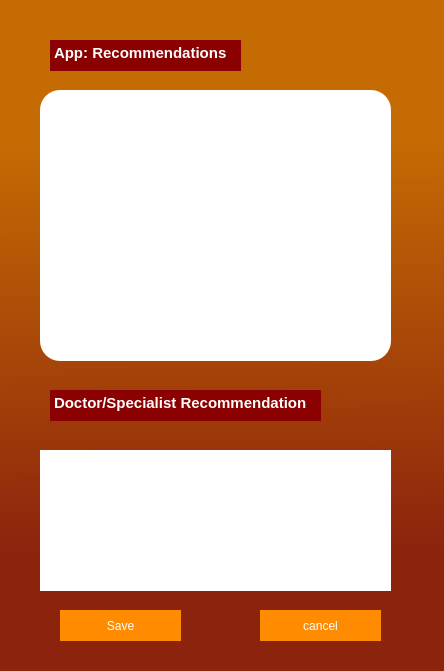
First picture: the form in Project/ui/recowidget.ui, repository IshanB7/Holistic-Health-Tracker-Simulator, before the edit.
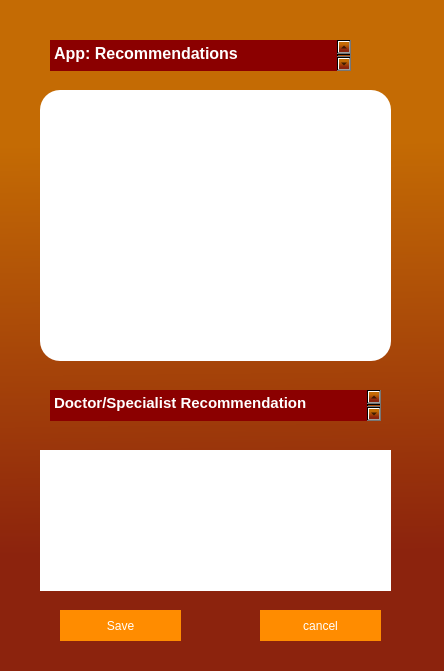
Second picture: the form after the edit.

Diff of the .ui file:
```diff
--- a/Project/ui/recowidget.ui
+++ b/Project/ui/recowidget.ui
@@ -40,7 +40,7 @@
     <rect>
      <x>50</x>
      <y>40</y>
-     <width>191</width>
+     <width>301</width>
      <height>31</height>
     </rect>
    </property>
@@ -53,24 +53,21 @@
 border-radius: 20px;</string>
    </property>
    <property name="verticalScrollBarPolicy">
-    <enum>Qt::ScrollBarPolicy::ScrollBarAlwaysOff</enum>
+    <enum>Qt::ScrollBarAsNeeded</enum>
    </property>
    <property name="horizontalScrollBarPolicy">
-    <enum>Qt::ScrollBarPolicy::ScrollBarAlwaysOff</enum>
+    <enum>Qt::ScrollBarAsNeeded</enum>
    </property>
    <property name="readOnly">
     <bool>true</bool>
    </property>
    <property name="html">
     <string>&lt;!DOCTYPE HTML PUBLIC &quot;-//W3C//DTD HTML 4.0//EN&quot; &quot;http://www.w3.org/TR/REC-html40/strict.dtd&quot;&gt;
-&lt;html&gt;&lt;head&gt;&lt;meta name=&quot;qrichtext&quot; content=&quot;1&quot; /&gt;&lt;meta charset=&quot;utf-8&quot; /&gt;&lt;style type=&quot;text/css&quot;&gt;
+&lt;html&gt;&lt;head&gt;&lt;meta name=&quot;qrichtext&quot; content=&quot;1&quot; /&gt;&lt;style type=&quot;text/css&quot;&gt;
 p, li { white-space: pre-wrap; }
-hr { height: 1px; border-width: 0; }
-li.unchecked::marker { content: &quot;\2610&quot;; }
-li.checked::marker { content: &quot;\2612&quot;; }
-&lt;/style&gt;&lt;/head&gt;&lt;body style=&quot; font-family:'.AppleSystemUIFont'; font-size:13pt; font-weight:400; font-style:normal;&quot;&gt;
-&lt;p style=&quot; margin-top:0px; margin-bottom:0px; margin-left:0px; margin-right:0px; -qt-block-indent:0; text-indent:0px;&quot;&gt;&lt;span style=&quot; font-family:'Segoe UI'; font-size:11pt; font-weight:700;&quot;&gt;App: Recommendations&lt;/span&gt;&lt;/p&gt;
-&lt;p style=&quot;-qt-paragraph-type:empty; margin-top:0px; margin-bottom:0px; margin-left:0px; margin-right:0px; -qt-block-indent:0; text-indent:0px; font-family:'Segoe UI'; font-size:11pt; font-weight:700;&quot;&gt;&lt;br /&gt;&lt;/p&gt;&lt;/body&gt;&lt;/html&gt;</string>
+&lt;/style&gt;&lt;/head&gt;&lt;body style=&quot; font-family:'Sans'; font-size:10pt; font-weight:400; font-style:normal;&quot;&gt;
+&lt;p style=&quot; margin-top:0px; margin-bottom:0px; margin-left:0px; margin-right:0px; -qt-block-indent:0; text-indent:0px;&quot;&gt;&lt;span style=&quot; font-family:'Segoe UI'; font-size:12pt; font-weight:704;&quot;&gt;App: Recommendations&lt;/span&gt;&lt;/p&gt;
+&lt;p style=&quot;-qt-paragraph-type:empty; margin-top:0px; margin-bottom:0px; margin-left:0px; margin-right:0px; -qt-block-indent:0; text-indent:0px; font-family:'Segoe UI'; font-size:11pt; font-weight:704;&quot;&gt;&lt;br /&gt;&lt;/p&gt;&lt;/body&gt;&lt;/html&gt;</string>
    </property>
   </widget>
   <widget class="QTextEdit" name="appRecomend">
@@ -166,7 +163,7 @@
     <rect>
      <x>50</x>
      <y>390</y>
-     <width>271</width>
+     <width>331</width>
      <height>31</height>
     </rect>
    </property>
@@ -179,24 +176,21 @@
 border-radius: 20px;</string>
    </property>
    <property name="verticalScrollBarPolicy">
-    <enum>Qt::ScrollBarPolicy::ScrollBarAlwaysOff</enum>
+    <enum>Qt::ScrollBarAsNeeded</enum>
    </property>
    <property name="horizontalScrollBarPolicy">
-    <enum>Qt::ScrollBarPolicy::ScrollBarAlwaysOff</enum>
+    <enum>Qt::ScrollBarAsNeeded</enum>
    </property>
    <property name="readOnly">
     <bool>true</bool>
    </property>
    <property name="html">
     <string>&lt;!DOCTYPE HTML PUBLIC &quot;-//W3C//DTD HTML 4.0//EN&quot; &quot;http://www.w3.org/TR/REC-html40/strict.dtd&quot;&gt;
-&lt;html&gt;&lt;head&gt;&lt;meta name=&quot;qrichtext&quot; content=&quot;1&quot; /&gt;&lt;meta charset=&quot;utf-8&quot; /&gt;&lt;style type=&quot;text/css&quot;&gt;
+&lt;html&gt;&lt;head&gt;&lt;meta name=&quot;qrichtext&quot; content=&quot;1&quot; /&gt;&lt;style type=&quot;text/css&quot;&gt;
 p, li { white-space: pre-wrap; }
-hr { height: 1px; border-width: 0; }
-li.unchecked::marker { content: &quot;\2610&quot;; }
-li.checked::marker { content: &quot;\2612&quot;; }
-&lt;/style&gt;&lt;/head&gt;&lt;body style=&quot; font-family:'.AppleSystemUIFont'; font-size:13pt; font-weight:400; font-style:normal;&quot;&gt;
-&lt;p style=&quot; margin-top:0px; margin-bottom:0px; margin-left:0px; margin-right:0px; -qt-block-indent:0; text-indent:0px;&quot;&gt;&lt;span style=&quot; font-family:'Segoe UI'; font-size:11pt; font-weight:700;&quot;&gt;Doctor/Specialist Recommendation&lt;/span&gt;&lt;/p&gt;
-&lt;p style=&quot;-qt-paragraph-type:empty; margin-top:0px; margin-bottom:0px; margin-left:0px; margin-right:0px; -qt-block-indent:0; text-indent:0px; font-family:'Segoe UI'; font-size:11pt; font-weight:700;&quot;&gt;&lt;br /&gt;&lt;/p&gt;&lt;/body&gt;&lt;/html&gt;</string>
+&lt;/style&gt;&lt;/head&gt;&lt;body style=&quot; font-family:'Sans'; font-size:10pt; font-weight:400; font-style:normal;&quot;&gt;
+&lt;p style=&quot; margin-top:0px; margin-bottom:0px; margin-left:0px; margin-right:0px; -qt-block-indent:0; text-indent:0px;&quot;&gt;&lt;span style=&quot; font-family:'Segoe UI'; font-size:11pt; font-weight:704;&quot;&gt;Doctor/Specialist Recommendation&lt;/span&gt;&lt;/p&gt;
+&lt;p style=&quot;-qt-paragraph-type:empty; margin-top:0px; margin-bottom:0px; margin-left:0px; margin-right:0px; -qt-block-indent:0; text-indent:0px; font-family:'Segoe UI'; font-size:11pt; font-weight:704;&quot;&gt;&lt;br /&gt;&lt;/p&gt;&lt;/body&gt;&lt;/html&gt;</string>
    </property>
   </widget>
   <widget class="QLabel" name="label">
```
Left out of the diff: 13 changed lines with no effect on the pictures.
